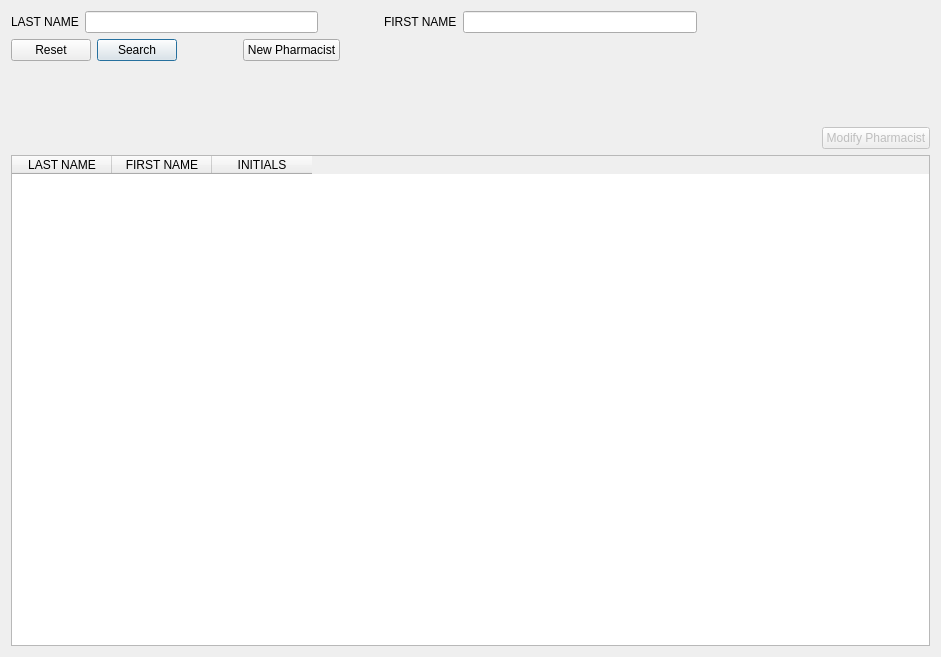
Qt form mtrack/pharmacistframe.ui (kyledevans/Medicine-Track) before a commit.
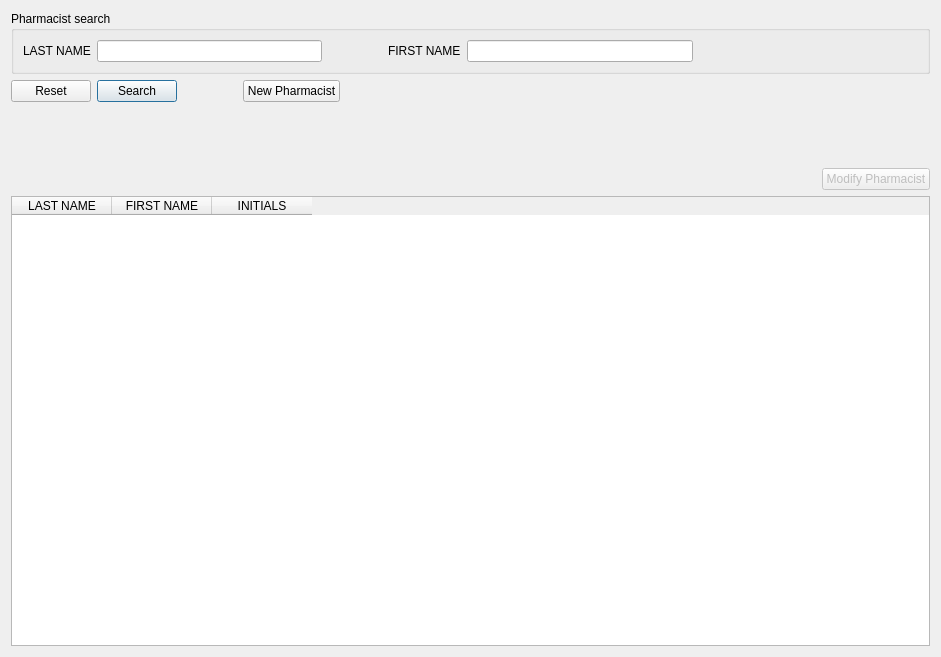
The same form after that commit.

What changed in the file:
```diff
--- a/mtrack/pharmacistframe.ui
+++ b/mtrack/pharmacistframe.ui
@@ -18,6 +18,12 @@
   </property>
   <layout class="QVBoxLayout" name="verticalLayout">
    <item>
+    <widget class="QGroupBox" name="groupBox">
+     <property name="title">
+      <string>Pharmacist search</string>
+     </property>
+     <layout class="QVBoxLayout" name="verticalLayout_2">
+      <item>
     <layout class="QHBoxLayout" name="horizontalLayout">
      <item>
       <widget class="QLabel" name="lastLabel">
@@ -69,6 +75,9 @@
       </spacer>
      </item>
     </layout>
+      </item>
+     </layout>
+    </widget>
    </item>
    <item>
     <layout class="QHBoxLayout" name="horizontalLayout_2">
```
Lines whose indentation alone changed are shown as unchanged.
